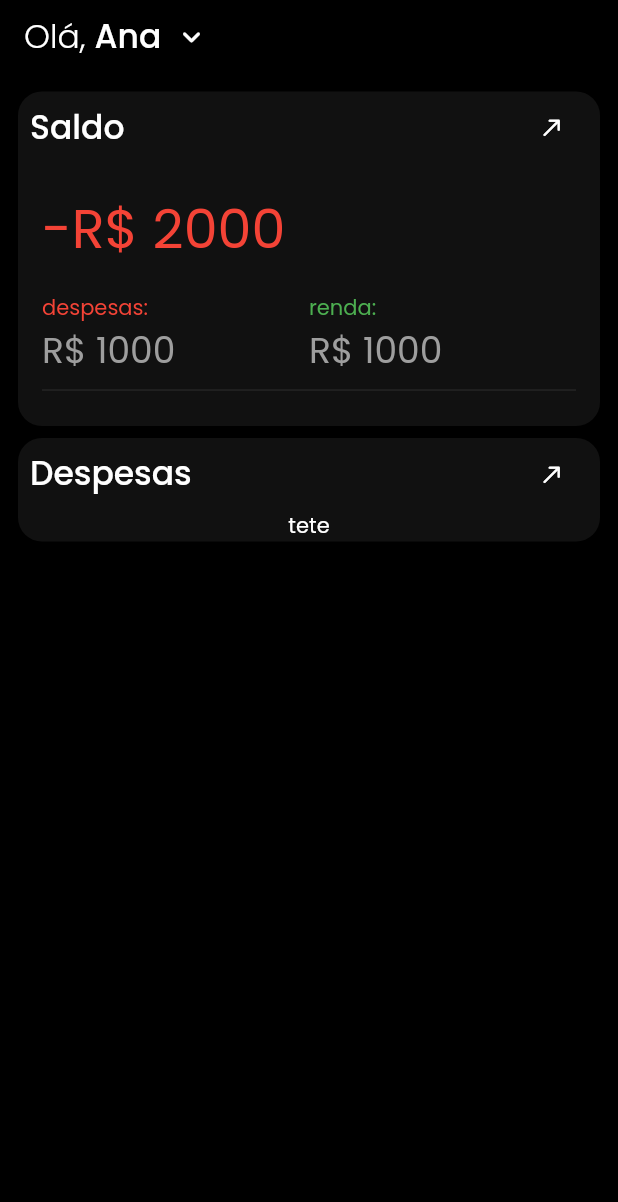
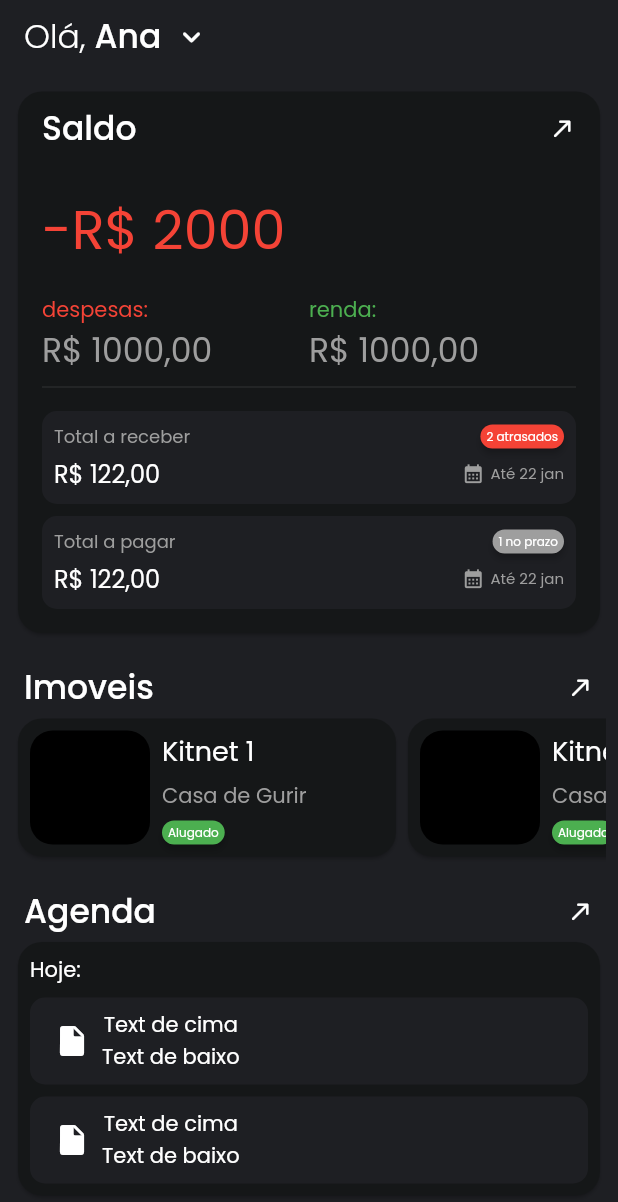
Before and after one commit to juliobissoli/RenterApp, a Flutter app: the screen it shows after launch, on a phone screen of 412 x 824 dp. Shown: the top 1202 px of the screen. Run offline on Flutter 3.47's test engine with Material 2 defaults, Android fonts, the phone set to English and light mode, and no system bars; drawn by our look-alikes of badges; our stand-ins replace google_fonts; missing offline and left inert: dart:ffi.

Commit message:
Definição do layout da home, construção dos componentes peincipais para ela

```diff
--- /dev/null
+++ b/lib/components/balance/card-schedule-value.dart
@@ -0,0 +1,97 @@
+import 'package:badges/badges.dart';
+import 'package:flutter/material.dart';
+
+import '../../interfaces/status.dart';
+import '../communs/card-secondary.dart';
+
+class BalanceCardScheduleVlaue extends StatelessWidget {
+  final String title;
+  final String value;
+  final BalanceStatus? status;
+  final String? labelHilight;
+  final String? date;
+  BalanceCardScheduleVlaue(
+      {Key? key,
+      required this.title,
+      required this.value,
+      this.status = BalanceStatus.ENPYT,
+      this.labelHilight,
+      this.date})
+      : super(key: key);
+
+  @override
+  Color handleGetBadjeColor(BalanceStatus? status) {
+    switch (status) {
+      case BalanceStatus.PAID_OUT:
+        return Colors.green;
+
+      case BalanceStatus.LATE:
+        return Colors.red;
+
+      case BalanceStatus.IN_DEADLINE:
+        return Colors.grey;
+      default:
+        return Colors.purpleAccent;
+    }
+  }
+
+  Widget build(BuildContext context) {
+    return CardSecondary(
+      child: Column(
+        children: [
+          Row(
+            mainAxisAlignment: MainAxisAlignment.spaceBetween,
+            children: [
+              Text(
+                this.title,
+                style: TextStyle(color: Colors.grey, fontSize: 12),
+              ),
+              this.status != BalanceStatus.ENPYT
+                  ? Badge(
+                      toAnimate: false,
+                      shape: BadgeShape.square,
+                      padding: const EdgeInsets.symmetric(
+                          horizontal: 4, vertical: 2),
+                      badgeColor: handleGetBadjeColor(this.status),
+                      borderRadius: BorderRadius.circular(8),
+                      badgeContent: Text(this.labelHilight ?? '',
+                          style: TextStyle(fontSize: 8)),
+                    )
+                  : Container(),
+            ],
+          ),
+          SizedBox(
+            height: 4,
+          ),
+          Row(
+            mainAxisAlignment: MainAxisAlignment.spaceBetween,
+            children: [
+              Text(
+                'R\$ 122,00',
+                style: TextStyle(fontSize: 16),
+              ),
+              date != null
+                  ? Row(
+                      children: [
+                        Icon(
+                          Icons.calendar_month,
+                          size: 15,
+                          color: Colors.grey,
+                        ),
+                        SizedBox(
+                          width: 4,
+                        ),
+                        Text(
+                          this.date ?? '',
+                          style: TextStyle(fontSize: 10, color: Colors.grey),
+                        )
+                      ],
+                    )
+                  : Container()
+            ],
+          )
+        ],
+      ),
+    );
+  }
+}
--- /dev/null
+++ b/lib/components/calendar/card-calendar.dart
@@ -0,0 +1,32 @@
+import 'package:flutter/material.dart';
+
+import '../communs/card-secondary.dart';
+
+class CalendarCard extends StatelessWidget {
+  CalendarCard({Key? key}) : super();
+
+  @override
+  Widget build(BuildContext context) {
+    return CardSecondary(
+      child: Row(
+        children: [
+          SizedBox(width: 40, child: Icon(Icons.insert_drive_file_rounded)),
+          // Expanded( child:
+          Column(
+            children: [
+              Text(
+                'Text de cima',
+                overflow: TextOverflow.ellipsis,
+              ),
+              Text(
+                'Text de baixo',
+                overflow: TextOverflow.ellipsis,
+              ),
+            ],
+          ),
+          // )
+        ],
+      ),
+    );
+  }
+}
--- a/lib/components/communs/car-buttom.dart
+++ b/lib/components/communs/car-buttom.dart
@@ -17,7 +17,7 @@ class CardButtom extends StatelessWidget {
       ),
       child: Column(children: [
         Padding(
-          padding: const EdgeInsets.symmetric(horizontal: 8),
+          padding: const EdgeInsets.all(8),
           child: TitleButtom(
             title: this.title,
             onClock: this.onClock,
--- /dev/null
+++ b/lib/components/communs/card-secondary.dart
@@ -0,0 +1,15 @@
+import 'package:flutter/material.dart';
+
+class CardSecondary extends StatelessWidget {
+  final Widget child;
+  CardSecondary({Key? key, required this.child}) : super(key: key);
+  @override
+  Widget build(BuildContext context) {
+    return Container(
+        padding: const EdgeInsets.all(8),
+        decoration: BoxDecoration(
+            color: Theme.of(context).scaffoldBackgroundColor,
+            borderRadius: BorderRadius.all(Radius.circular(10))),
+        child: this.child);
+  }
+}
--- /dev/null
+++ b/lib/components/communs/image-box.dart
@@ -0,0 +1,48 @@
+import 'dart:io';
+
+import 'package:flutter/widgets.dart';
+
+class ImageBox extends StatelessWidget {
+  final double size;
+  final String? image_name;
+  final double? border_size;
+  final String? url_image;
+  final bool? is_local;
+  final bool exist;
+
+  ImageBox(
+      {Key? key,
+      this.size = 60,
+      this.image_name,
+      this.border_size = 0.0,
+      this.url_image,
+      this.is_local = true,
+      this.exist = true})
+      : super(key: key);
+
+  @override
+  Widget build(BuildContext context) {
+    return Container(
+      // width: MediaQuery.of(context).size.width * 0.35,
+      width: size,
+      height: size,
+      decoration: BoxDecoration(
+        color: Color(0xff000000),
+        borderRadius: BorderRadius.circular(15),
+        image: exist
+            ? DecorationImage(
+                image:
+                    // this.is_local
+                    // ? FileImage(File(this.image_name ?? '')) as ImageProvider
+                    // :
+                    NetworkImage(this.url_image ?? ''),
+                fit: BoxFit.cover)
+            : null,
+        // border: Border.all(
+        //   color: Color.fromRGBO(250, 250, 250, 1),
+        //   width: border_size ?? 2,
+        // ),
+      ),
+    );
+  }
+}
--- a/lib/components/communs/title-buttom.dart
+++ b/lib/components/communs/title-buttom.dart
@@ -13,7 +13,9 @@ class TitleButtom extends StatelessWidget {
 
   @override
   Widget build(BuildContext context) {
-    return InkWell(
+    return Padding(
+      padding: const EdgeInsets.symmetric(horizontal: 8.0),
+      child: InkWell(
         onTap: this.onClock,
         child: Row(
           mainAxisAlignment: MainAxisAlignment.spaceBetween,
@@ -37,15 +39,13 @@ class TitleButtom extends StatelessWidget {
                 // )
               ],
             ),
-            IconButton(
-              onPressed: this.onClock,
-              icon: Icon(
-                this.icon,
-                size: 18,
-              ),
-              color: Colors.white,
+            Icon(
+              this.icon,
+              size: 18,
             ),
           ],
-        ));
+        ),
+      ),
+    );
   }
 }
--- a/lib/components/home/balance-card.dart
+++ b/lib/components/home/balance-card.dart
@@ -1,6 +1,8 @@
 import 'package:flutter/material.dart';
 import 'package:renter_app/components/communs/title-buttom.dart';
-
+import 'package:badges/badges.dart';
+import '../../interfaces/status.dart';
+import '../balance/card-schedule-value.dart';
 import '../communs/car-buttom.dart';
 
 class BalanceCard extends StatelessWidget {
@@ -37,8 +39,8 @@ class BalanceCard extends StatelessWidget {
                           style: TextStyle(color: Colors.red, fontSize: 14),
                         ),
                         Text(
-                          "R\$ 1000",
-                          style: TextStyle(color: Colors.grey, fontSize: 24),
+                          "R\$ 1000,00",
+                          style: TextStyle(color: Colors.grey, fontSize: 22),
                         )
                       ],
                     ),
@@ -52,15 +54,35 @@ class BalanceCard extends StatelessWidget {
                           style: TextStyle(color: Colors.green, fontSize: 14),
                         ),
                         Text(
-                          "R\$ 1000",
-                          style: TextStyle(color: Colors.grey, fontSize: 24),
+                          "R\$ 1000,00",
+                          style: TextStyle(color: Colors.grey, fontSize: 22),
                         )
                       ],
                     ),
                   )
                 ],
               ),
-              Divider()
+              Divider(),
+              SizedBox(
+                height: 8,
+              ),
+              BalanceCardScheduleVlaue(
+                title: "Total a receber",
+                value: "R\$ 23,20",
+                status: BalanceStatus.LATE,
+                date: 'Até 22 jan',
+                labelHilight: '2 atrasados',
+              ),
+              SizedBox(
+                height: 8,
+              ),
+              BalanceCardScheduleVlaue(
+                title: "Total a pagar",
+                value: "R\$ 2133,20",
+                status: BalanceStatus.IN_DEADLINE,
+                date: 'Até 22 jan',
+                labelHilight: '1 no prazo',
+              )
             ],
           ),
         ));
--- /dev/null
+++ b/lib/components/home/calendar-list.dart
@@ -0,0 +1,50 @@
+import 'package:flutter/cupertino.dart';
+import 'package:flutter/material.dart';
+import 'package:flutter/widgets.dart';
+
+import '../calendar/card-calendar.dart';
+import '../communs/card-secondary.dart';
+import '../communs/title-buttom.dart';
+
+class HomeCalendarList extends StatefulWidget {
+  HomeCalendarList({Key? key}) : super();
+
+  @override
+  _HomeCalendarListState createState() => _HomeCalendarListState();
+}
+
+class _HomeCalendarListState extends State<HomeCalendarList> {
+  @override
+  Widget build(BuildContext context) {
+    return Column(
+      children: [
+        TitleButtom(
+          title: 'Agenda',
+          onClock: () {
+            print('vai para agenda');
+          },
+        ),
+        Card(
+          shape: RoundedRectangleBorder(
+            borderRadius: BorderRadius.circular(16),
+          ),
+          child: Padding(
+            padding: const EdgeInsets.all(8.0),
+            child: Column(
+              crossAxisAlignment: CrossAxisAlignment.start,
+              children: [
+                Text(
+                  'Hoje:',
+                ),
+                SizedBox(height: 8),
+                CalendarCard(),
+                SizedBox(height: 8),
+                CalendarCard(),
+              ],
+            ),
+          ),
+        )
+      ],
+    );
+  }
+}
--- /dev/null
+++ b/lib/components/home/properties-list.dart
@@ -0,0 +1,35 @@
+import 'package:flutter/material.dart';
+
+import '../communs/title-buttom.dart';
+import '../properties/properties-card.dart';
+
+class HomePrpertiesList extends StatefulWidget {
+  HomePrpertiesList({Key? key}) : super();
+
+  @override
+  _HomePrpertiesListState createState() => _HomePrpertiesListState();
+}
+
+class _HomePrpertiesListState extends State<HomePrpertiesList> {
+  @override
+  Widget build(BuildContext context) {
+    return Column(
+      crossAxisAlignment: CrossAxisAlignment.start,
+      children: [
+        TitleButtom(
+          title: 'Imoveis',
+          onClock: () {
+            print("ir para tela de lista de imoveis");
+          },
+        ),
+        Container(
+            height: 100,
+            width: 500,
+            child: ListView(
+              scrollDirection: Axis.horizontal,
+              children: [PrortiesCard(), PrortiesCard()],
+            ))
+      ],
+    );
+  }
+}
--- /dev/null
+++ b/lib/components/properties/properties-card.dart
@@ -0,0 +1,78 @@
+import 'package:badges/badges.dart';
+import 'package:flutter/material.dart';
+import 'package:renter_app/interfaces/status.dart';
+
+import '../communs/image-box.dart';
+
+class PrortiesCard extends StatelessWidget {
+  PrortiesCard({Key? key}) : super();
+
+  @override
+  Color handleGetBadjeColor(PropertiesStatus? status) {
+    switch (status) {
+      case PropertiesStatus.RENTED:
+        return Colors.green;
+
+      case PropertiesStatus.MAINTENANCE:
+        return Colors.red;
+
+      case PropertiesStatus.DISABLED:
+        return Colors.grey;
+      default:
+        return Colors.grey;
+    }
+  }
+
+  Widget build(BuildContext context) {
+    return SizedBox(
+      width: 260,
+      child: Card(
+          shape: RoundedRectangleBorder(
+            borderRadius: BorderRadius.circular(16),
+          ),
+          child: Padding(
+            padding: const EdgeInsets.all(8.0),
+            child: Row(
+              children: [
+                ImageBox(
+                  size: 80,
+                  exist: false,
+                ),
+                SizedBox(
+                  width: 8,
+                ),
+                Flexible(
+                  child: Column(
+                    crossAxisAlignment: CrossAxisAlignment.start,
+                    mainAxisAlignment: MainAxisAlignment.spaceBetween,
+                    children: [
+                      Text(
+                        "Kitnet 1",
+                        overflow: TextOverflow.ellipsis,
+                        style: TextStyle(fontSize: 18),
+                      ),
+                      Text(
+                        "Casa de Gurir",
+                        style: TextStyle(color: Colors.grey),
+                        overflow: TextOverflow.ellipsis,
+                      ),
+                      Badge(
+                        toAnimate: false,
+                        shape: BadgeShape.square,
+                        padding: const EdgeInsets.symmetric(
+                            horizontal: 4, vertical: 2),
+                        badgeColor:
+                            handleGetBadjeColor(PropertiesStatus.RENTED),
+                        borderRadius: BorderRadius.circular(8),
+                        badgeContent:
+                            Text('Alugado', style: TextStyle(fontSize: 8)),
+                      )
+                    ],
+                  ),
+                )
+              ],
+            ),
+          )),
+    );
+  }
+}
--- /dev/null
+++ b/lib/interfaces/status.dart
@@ -0,0 +1,3 @@
+enum AppStatus { success, loading, error, empty }
+enum BalanceStatus { PAID_OUT, LATE, IN_DEADLINE, ENPYT }
+enum PropertiesStatus { RENTED, AVALIABLE, MAINTENANCE, DISABLED }
--- a/lib/scream/home.dart
+++ b/lib/scream/home.dart
@@ -5,7 +5,9 @@ import 'package:flutter/material.dart';
 
 import '../components/home/app-bar-custon.dart';
 import '../components/home/balance-card.dart';
+import '../components/home/calendar-list.dart';
 import '../components/home/expenses-card-home.dart';
+import '../components/home/properties-list.dart';
 import '../components/home/top-bar.dart';
 
 class HomeScream extends StatefulWidget {
@@ -23,13 +25,20 @@ class _HomeScreamState extends State<HomeScream> {
         title: 'Ana',
       ),
       body: SafeArea(
+        // child: Expanded(
+        //  double.infinity,
         child: ListView(
           padding: const EdgeInsets.all(8),
           children: <Widget>[
             BalanceCard(),
-              ExpensesCardHome(),
+            SizedBox(height: 16),
+            HomePrpertiesList(),
+            SizedBox(height: 16),
+            HomeCalendarList()
           ],
         ),
-        ));
+      ),
+      // ),
+    );
   }
 }
--- a/lib/theme.dart
+++ b/lib/theme.dart
@@ -10,12 +10,13 @@ class CustimTheme {
       ));
 
   static ThemeData darkTheme = ThemeData(
-      scaffoldBackgroundColor: Colors.black, //Color(0xFF1E1F23),
+      scaffoldBackgroundColor: Color(0xFF1E1F23),
       colorScheme: ColorScheme.dark(),
+
       // fontFamily: GoogleFonts.poppins(),
 
       textTheme: GoogleFonts.poppinsTextTheme().apply(bodyColor: Colors.white),
-      cardTheme: CardTheme(color: Color(0x11ffffff)),
+      cardTheme: CardTheme(color: Color(0xFF151718)),
       appBarTheme: AppBarTheme(
         backgroundColor: Colors.black,
       ));
--- a/pubspec.yaml
+++ b/pubspec.yaml
@@ -35,6 +35,7 @@ dependencies:
   # Use with the CupertinoIcons class for iOS style icons.
   cupertino_icons: ^1.0.2
   google_fonts: ^2.3.2
+  badges: ^2.0.2
 
 dev_dependencies:
   flutter_test:
```
Also changed, not shown: pubspec.lock. Lines whose indentation alone changed are shown as unchanged.
